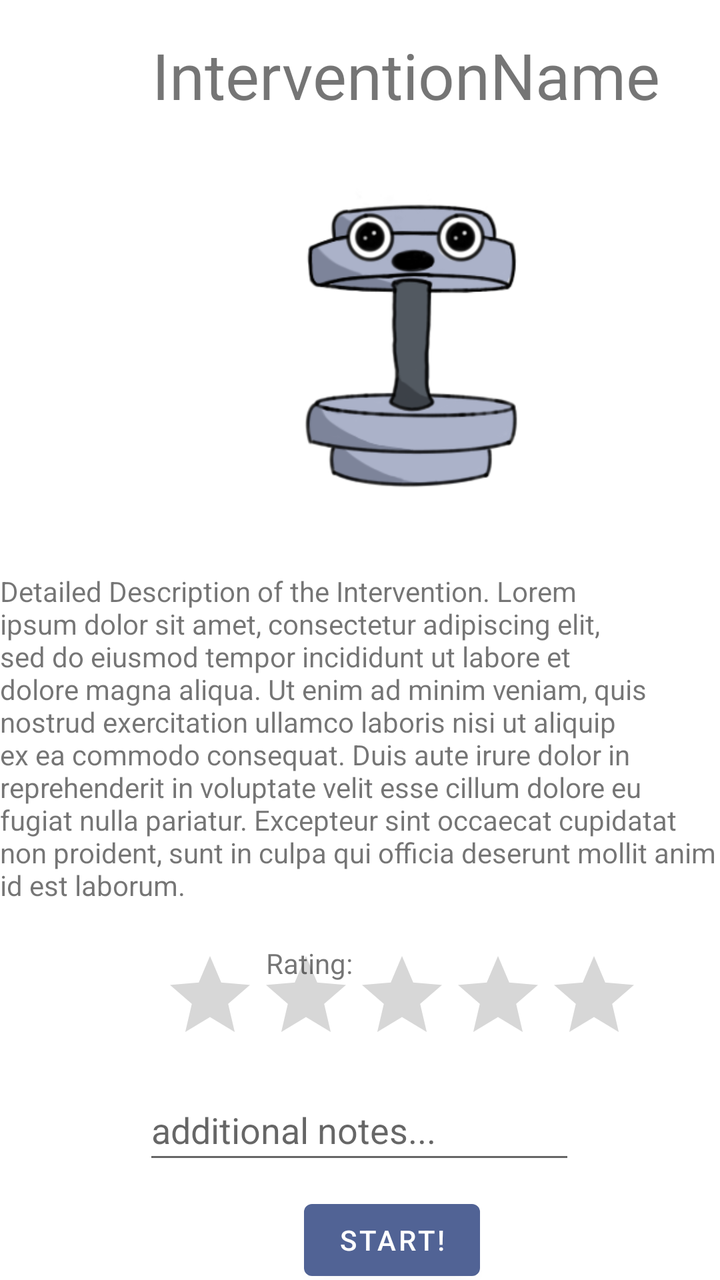
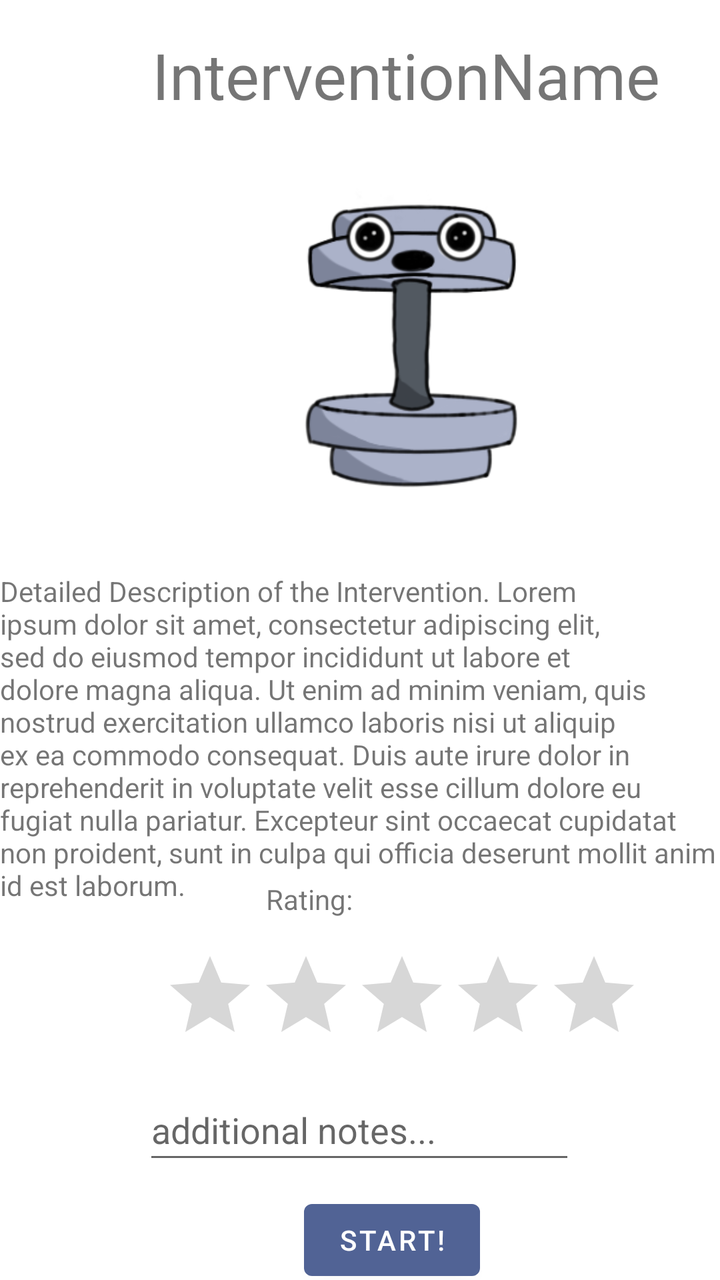

An Android layout rendered at two revisions. The XML below is the earlier revision; the diff shows what the commit changed to produce the second picture.
<!-- AndroidManifest.xml: application theme Theme.SELab23B02 -->
<!-- res/layout/fragment_single_intervention.xml -->
<?xml version="1.0" encoding="utf-8"?>
<LinearLayout xmlns:android="http://schemas.android.com/apk/res/android"
    xmlns:app="http://schemas.android.com/apk/res-auto"
    xmlns:tools="http://schemas.android.com/tools"
    android:layout_width="match_parent"
    android:layout_height="match_parent">

    <androidx.constraintlayout.widget.ConstraintLayout
        android:layout_width="match_parent"
        android:layout_height="match_parent"
        android:layout_weight="1">

        <com.google.android.material.textfield.TextInputEditText
            android:id="@+id/tvInterventionAdditionalNotes"
            android:layout_width="216dp"
            android:layout_height="47dp"
            android:layout_marginStart="25dp"
            android:layout_marginTop="540dp"
            android:layout_marginEnd="25dp"
            android:ems="10"
            android:hint="@string/et_questionnaire_additional_notes"
            android:inputType="textLongMessage|textMultiLine"
            app:layout_constraintEnd_toEndOf="parent"
            app:layout_constraintHorizontal_bias="0.496"
            app:layout_constraintStart_toStartOf="parent"
            app:layout_constraintTop_toTopOf="parent" />

        <TextView
            android:id="@+id/textView3"
            android:layout_width="wrap_content"
            android:layout_height="wrap_content"
            android:layout_marginStart="76dp"
            android:layout_marginTop="16dp"
            android:text="InterventionName"
            android:textAlignment="center"
            android:textSize="32sp"
            app:layout_constraintStart_toStartOf="parent"
            app:layout_constraintTop_toTopOf="parent" />

        <TextView
            android:id="@+id/textView4"
            android:layout_width="wrap_content"
            android:layout_height="wrap_content"
            android:layout_marginTop="24dp"
            android:text="Detailed Description of the Intervention. Lorem ipsum dolor sit amet, consectetur adipiscing elit, sed do eiusmod tempor incididunt ut labore et dolore magna aliqua. Ut enim ad minim veniam, quis nostrud exercitation ullamco laboris nisi ut aliquip ex ea commodo consequat. Duis aute irure dolor in reprehenderit in voluptate velit esse cillum dolore eu fugiat nulla pariatur. Excepteur sint occaecat cupidatat non proident, sunt in culpa qui officia deserunt mollit anim id est laborum."
            app:layout_constraintStart_toStartOf="parent"
            app:layout_constraintTop_toBottomOf="@+id/imageView2" />

        <Button
            android:id="@+id/buttonComplete"
            android:layout_width="wrap_content"
            android:layout_height="wrap_content"
            android:layout_marginStart="152dp"
            android:layout_marginTop="596dp"
            android:onClick="interventionComplete"
            android:text="Start!"
            app:layout_constraintStart_toStartOf="parent"
            app:layout_constraintTop_toTopOf="parent" />

        <ImageView
            android:id="@+id/imageView2"
            android:layout_width="233dp"
            android:layout_height="187dp"
            android:layout_marginStart="88dp"
            android:layout_marginTop="16dp"
            android:layout_weight="1"
            android:src="@drawable/little_being"
            app:layout_constraintStart_toStartOf="parent"
            app:layout_constraintTop_toBottomOf="@+id/textView3" />

        <TextView
            android:id="@+id/textView"
            android:layout_width="144dp"
            android:layout_height="26dp"
            android:layout_marginStart="133dp"
            android:layout_marginTop="20dp"
            android:text="Rating:"
            app:layout_constraintStart_toStartOf="parent"
            app:layout_constraintTop_toBottomOf="@+id/textView4" />

        <RatingBar
            android:id="@+id/ratingBar"
            android:layout_width="wrap_content"
            android:layout_height="wrap_content"
            android:layout_marginStart="81dp"
            android:layout_marginBottom="9dp"
            android:numStars="5"
            android:stepSize="1"
            app:layout_constraintBottom_toTopOf="@+id/tvInterventionAdditionalNotes"
            app:layout_constraintStart_toStartOf="parent" />

    </androidx.constraintlayout.widget.ConstraintLayout>

</LinearLayout>
<!-- resources referenced by this layout -->
<resources>
  <!-- drawable little_being: png bitmap (drawable, 34207 bytes) -->
  <string name="et_questionnaire_additional_notes">additional notes...</string>
  <style name="Theme.SELab23B02" parent="Theme.MaterialComponents.DayNight.DarkActionBar">
          
          <item name="colorPrimary">@color/accent_color</item>
          <item name="colorPrimaryVariant">@color/accent_color</item>
          <item name="colorOnPrimary">@color/white</item>
          
          <item name="colorSecondary">@color/teal_200</item>
          <item name="colorSecondaryVariant">@color/teal_700</item>
          <item name="colorOnSecondary">@color/black</item>
          
          <item name="android:statusBarColor">?attr/colorPrimaryVariant</item>
          
      </style>
  <color name="accent_color">#516395</color>
  <color name="white">#FFFFFFFF</color>
  <color name="teal_200">#FF03DAC5</color>
  <color name="teal_700">#FF018786</color>
  <color name="black">#FF000000</color>
</resources>

<!-- the commit's change to res/layout/fragment_single_intervention.xml (unified diff, before → after) -->
@@ -73,10 +73,10 @@
             android:layout_width="144dp"
             android:layout_height="26dp"
             android:layout_marginStart="133dp"
-            android:layout_marginTop="20dp"
+            android:layout_marginBottom="8dp"
             android:text="Rating:"
-            app:layout_constraintStart_toStartOf="parent"
-            app:layout_constraintTop_toBottomOf="@+id/textView4" />
+            app:layout_constraintBottom_toTopOf="@+id/ratingBar"
+            app:layout_constraintStart_toStartOf="parent" />
 
         <RatingBar
             android:id="@+id/ratingBar"
